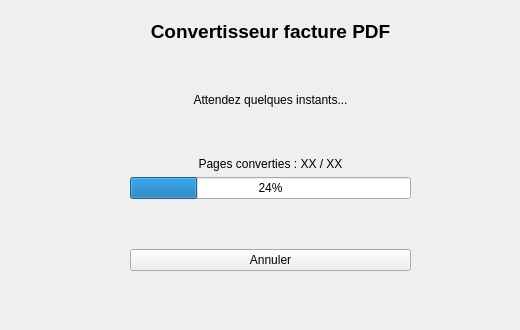
This is gui/ConvetisseurPDF_chargement.ui in WallaceVBB/EpiData as Qt 5 draws it before an edit. The edited form follows.
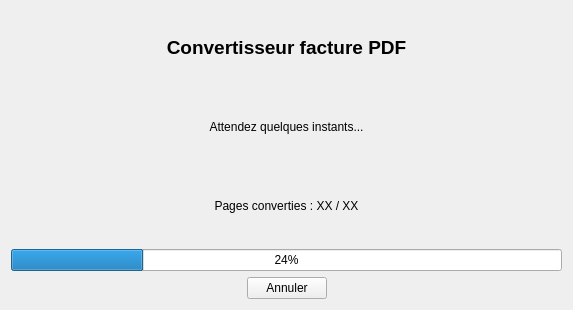
This is the edited form.

Diff of the .ui file:
```diff
--- a/gui/ConvetisseurPDF_chargement.ui
+++ b/gui/ConvetisseurPDF_chargement.ui
@@ -6,22 +6,19 @@
    <rect>
     <x>0</x>
     <y>0</y>
-    <width>520</width>
-    <height>330</height>
+    <width>573</width>
+    <height>310</height>
    </rect>
   </property>
+  <property name="sizePolicy">
+   <sizepolicy hsizetype="Expanding" vsizetype="Expanding">
+    <horstretch>0</horstretch>
+    <verstretch>0</verstretch>
+   </sizepolicy>
+  </property>
   <property name="windowTitle">
    <string>Form</string>
   </property>
-  <widget class="QWidget" name="verticalLayoutWidget">
-   <property name="geometry">
-    <rect>
-     <x>130</x>
-     <y>20</y>
-     <width>281</width>
-     <height>251</height>
-    </rect>
-   </property>
    <layout class="QVBoxLayout" name="verticalLayout">
     <item>
      <widget class="QLabel" name="label">
@@ -36,19 +33,6 @@
       </property>
      </widget>
     </item>
-    <item>
-     <spacer name="verticalSpacer">
-      <property name="orientation">
-       <enum>Qt::Orientation::Vertical</enum>
-      </property>
-      <property name="sizeHint" stdset="0">
-       <size>
-        <width>20</width>
-        <height>40</height>
-       </size>
-      </property>
-     </spacer>
-    </item>
     <item>
      <widget class="QLabel" name="label_2">
       <property name="text">
@@ -56,19 +40,6 @@
       </property>
      </widget>
     </item>
-    <item>
-     <spacer name="verticalSpacer_3">
-      <property name="orientation">
-       <enum>Qt::Orientation::Vertical</enum>
-      </property>
-      <property name="sizeHint" stdset="0">
-       <size>
-        <width>20</width>
-        <height>40</height>
-       </size>
-      </property>
-     </spacer>
-    </item>
     <item>
      <widget class="QLabel" name="label_3">
       <property name="text">
@@ -84,14 +55,16 @@
      </widget>
     </item>
     <item>
-     <spacer name="verticalSpacer_2">
+    <layout class="QHBoxLayout" name="horizontalLayout">
+     <item>
+      <spacer name="horizontalSpacer">
       <property name="orientation">
-       <enum>Qt::Orientation::Vertical</enum>
+        <enum>Qt::Orientation::Horizontal</enum>
       </property>
       <property name="sizeHint" stdset="0">
        <size>
-        <width>20</width>
-        <height>40</height>
+         <width>40</width>
+         <height>20</height>
        </size>
       </property>
      </spacer>
@@ -103,8 +76,22 @@
       </property>
      </widget>
     </item>
-   </layout>
-  </widget>
+     <item>
+      <spacer name="horizontalSpacer_2">
+       <property name="orientation">
+        <enum>Qt::Orientation::Horizontal</enum>
+       </property>
+       <property name="sizeHint" stdset="0">
+        <size>
+         <width>40</width>
+         <height>20</height>
+        </size>
+       </property>
+      </spacer>
+     </item>
+    </layout>
+   </item>
+  </layout>
  </widget>
  <resources/>
  <connections/>
```
Lines whose indentation alone changed are shown as unchanged.
